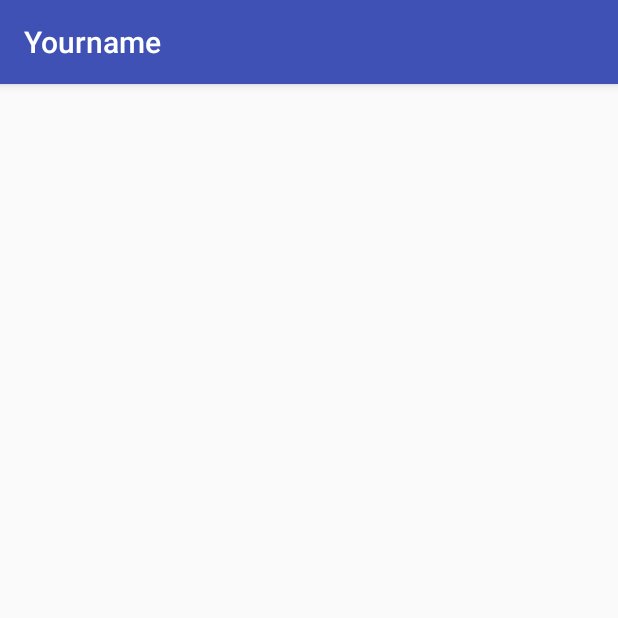
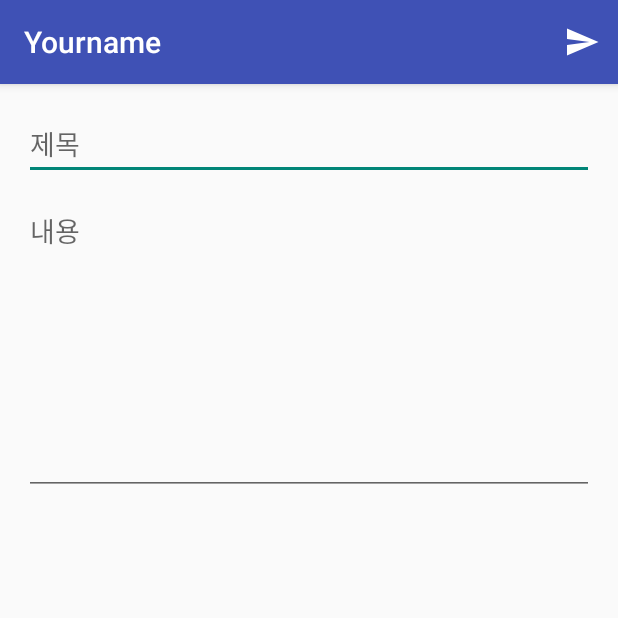
Before and after one commit to GDGKC-FirebasedHackathon/KawaiiHackathon, an Android app: the NewFeedActivity screen opened directly, with no data from a screen before it, on a phone screen of 412 x 824 dp, the top half of it. Run offline under Robolectric (Android 15) with nearby library versions, the phone set to English and light mode, and no system bars; our stand-ins replace ButterKnife.

Commit message:
- 새 피드 쓰기 액티비티에서 메뉴의 send 버튼 누를 수 있도록 함

```diff
--- a/android_client/app/src/main/AndroidManifest.xml
+++ b/android_client/app/src/main/AndroidManifest.xml
@@ -15,8 +15,10 @@
                 <category android:name="android.intent.category.LAUNCHER" />
             </intent-filter>
         </activity>
-        <activity android:name=".FeedDetailActivity"/>
-        <activity android:name=".NewFeedActivity"/>
+        <activity android:name=".FeedDetailActivity" />
+        <activity
+            android:name=".NewFeedActivity"
+            android:theme="@style/Theme.AppCompat.Light.NoActionBar" />
     </application>
 
 </manifest>
--- a/android_client/app/src/main/java/com/corikachu/yourname/NewFeedActivity.java
+++ b/android_client/app/src/main/java/com/corikachu/yourname/NewFeedActivity.java
@@ -1,7 +1,17 @@
 package com.corikachu.yourname;
 
+import android.os.Build;
 import android.os.Bundle;
+import android.support.v4.content.ContextCompat;
 import android.support.v7.app.AppCompatActivity;
+import android.support.v7.widget.Toolbar;
+import android.view.Menu;
+import android.view.MenuItem;
+import android.view.Window;
+import android.widget.EditText;
+
+import butterknife.Bind;
+import butterknife.ButterKnife;
 
 /**
  * Created by loki on 2017. 2. 17..
@@ -9,10 +19,43 @@ import android.support.v7.app.AppCompatActivity;
 
 public class NewFeedActivity extends AppCompatActivity {
 
+    @Bind(R.id.toolbar)
+    Toolbar toolbar;
+    @Bind(R.id.activity_new_feed_edit_text_title)
+    EditText editTextTitle;
+    @Bind(R.id.activity_new_feed_edit_text_content)
+    EditText editTextContent;
+
     @Override
     protected void onCreate(Bundle savedInstanceState) {
         super.onCreate(savedInstanceState);
         setContentView(R.layout.activity_new_feed);
+
+        ButterKnife.bind(this);
+
+        setSupportActionBar(toolbar);
+
+        if (Build.VERSION.SDK_INT >= Build.VERSION_CODES.LOLLIPOP) {
+            Window window = this.getWindow();
+            window.setStatusBarColor(ContextCompat.getColor(this, R.color.colorPrimary));
+        }
+    }
+
+    @Override
+    public boolean onCreateOptionsMenu(Menu menu) {
+        getMenuInflater().inflate(R.menu.new_feed, menu);
+        return true;
+    }
+
+    @Override
+    public boolean onOptionsItemSelected(MenuItem item) {
+        int id = item.getItemId();
+        if (id == R.id.menu_new_feed_submit) {
+            // TODO : send data
+            return true;
+        }
+
+        return super.onOptionsItemSelected(item);
     }
 
 }
--- a/android_client/app/src/main/res/layout/activity_new_feed.xml
+++ b/android_client/app/src/main/res/layout/activity_new_feed.xml
@@ -1,7 +1,23 @@
 <?xml version="1.0" encoding="utf-8"?>
 <LinearLayout xmlns:android="http://schemas.android.com/apk/res/android"
+    xmlns:app="http://schemas.android.com/apk/res-auto"
     xmlns:tools="http://schemas.android.com/tools"
     android:id="@+id/activity_new_feed"
+    android:layout_width="match_parent"
+    android:layout_height="match_parent"
+    android:orientation="vertical">
+
+    <android.support.v7.widget.Toolbar
+        android:id="@+id/toolbar"
+        android:layout_width="match_parent"
+        android:layout_height="?attr/actionBarSize"
+        android:background="@color/colorPrimary"
+        android:elevation="4dp"
+        android:theme="@style/ThemeOverlay.AppCompat.Dark.ActionBar"
+        android:title="@string/app_name"
+        app:popupTheme="@style/ThemeOverlay.AppCompat.Light" />
+
+    <LinearLayout
         android:layout_width="match_parent"
         android:layout_height="match_parent"
         android:orientation="vertical"
@@ -11,4 +27,23 @@
         android:paddingTop="@dimen/activity_vertical_margin"
         tools:context="com.corikachu.yourname.NewFeedActivity">
 
+        <EditText
+            android:id="@+id/activity_new_feed_edit_text_title"
+            android:layout_width="match_parent"
+            android:layout_height="wrap_content"
+            android:layout_marginBottom="10dp"
+            android:hint="@string/new_feed_hint_title"
+            android:inputType="text" />
+
+        <EditText
+            android:id="@+id/activity_new_feed_edit_text_content"
+            android:layout_width="match_parent"
+            android:layout_height="wrap_content"
+            android:gravity="top"
+            android:hint="@string/new_feed_hint_content"
+            android:inputType="text"
+            android:minHeight="200dp" />
+
     </LinearLayout>
+
+</LinearLayout>
--- /dev/null
+++ b/android_client/app/src/main/res/menu/new_feed.xml
@@ -0,0 +1,9 @@
+<?xml version="1.0" encoding="utf-8"?>
+<menu xmlns:android="http://schemas.android.com/apk/res/android"
+    xmlns:app="http://schemas.android.com/apk/res-auto">
+    <item
+        android:id="@+id/menu_new_feed_submit"
+        android:icon="@drawable/ic_send_white_24dp"
+        app:showAsAction="ifRoom"
+        android:title="" />
+</menu>
--- a/android_client/app/src/main/res/values/strings.xml
+++ b/android_client/app/src/main/res/values/strings.xml
@@ -1,4 +1,6 @@
 <resources>
     <string name="app_name">Yourname</string>
     <string name="rating_like">Like</string>
+    <string name="new_feed_hint_title">제목</string>
+    <string name="new_feed_hint_content">내용</string>
 </resources>
```
Also changed, not shown: android_client/app/src/main/res/drawable-hdpi/ic_send_white_24dp.png (added), android_client/app/src/main/res/drawable-ldrtl-hdpi/ic_send_white_24dp.png (added), android_client/app/src/main/res/drawable-ldrtl-mdpi/ic_send_white_24dp.png (added), android_client/app/src/main/res/drawable-ldrtl-xhdpi/ic_send_white_24dp.png (added), android_client/app/src/main/res/drawable-ldrtl-xxhdpi/ic_send_white_24dp.png (added), android_client/app/src/main/res/drawable-ldrtl-xxxhdpi/ic_send_white_24dp.png (added), android_client/app/src/main/res/drawable-mdpi/ic_send_white_24dp.png (added), android_client/app/src/main/res/drawable-xhdpi/ic_send_white_24dp.png (added), android_client/app/src/main/res/drawable-xxhdpi/ic_send_white_24dp.png (added), android_client/app/src/main/res/drawable-xxxhdpi/ic_send_white_24dp.png (added). Lines whose indentation alone changed are shown as unchanged.
